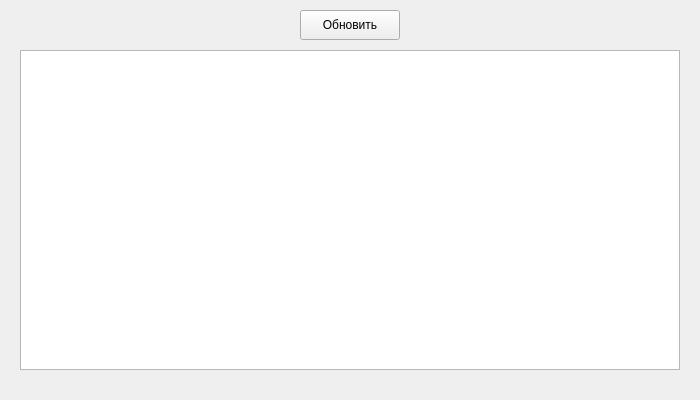
Before: the Qt Designer form main.ui in globus148/qt, drawn with Qt 5.
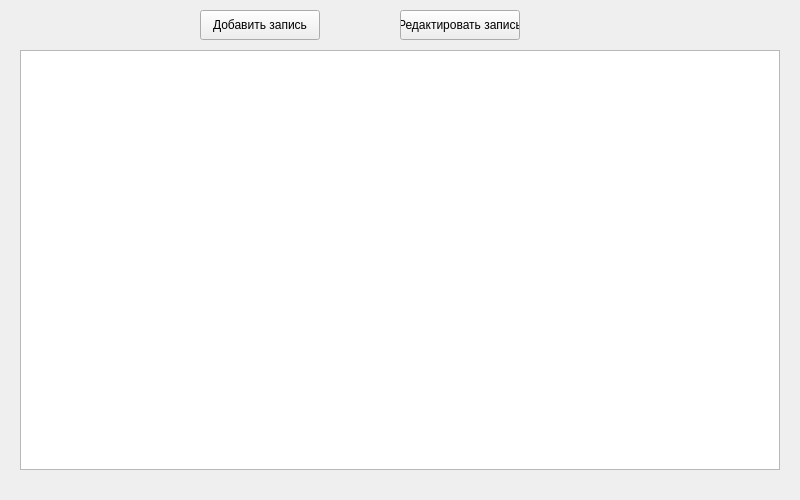
After: the same form once the commit is applied.

What changed in the file:
```diff
--- a/main.ui
+++ b/main.ui
@@ -2,40 +2,19 @@
 <ui version="4.0">
     <class>MainWindow</class>
     <widget class="QMainWindow" name="MainWindow">
-        <property name="geometry">
-            <rect>
-                <x>0</x>
-                <y>0</y>
-                <width>700</width>
-                <height>400</height>
-            </rect>
-        </property>
-        <property name="windowTitle">
-            <string>Информация о кофе</string>
-        </property>
+  <property name="geometry"><rect><x>0</x><y>0</y><width>800</width><height>500</height></rect></property>
+  <property name="windowTitle"><string>Информация о кофе</string></property>
         <widget class="QWidget" name="centralwidget">
-            <widget class="QPushButton" name="pushButton">
-                <property name="geometry">
-                    <rect>
-                        <x>300</x>
-                        <y>10</y>
-                        <width>100</width>
-                        <height>30</height>
-                    </rect>
-                </property>
-                <property name="text">
-                    <string>Обновить</string>
-                </property>
+   <widget class="QPushButton" name="addButton">
+    <property name="geometry"><rect><x>200</x><y>10</y><width>120</width><height>30</height></rect></property>
+    <property name="text"><string>Добавить запись</string></property>
+   </widget>
+   <widget class="QPushButton" name="editButton">
+    <property name="geometry"><rect><x>400</x><y>10</y><width>120</width><height>30</height></rect></property>
+    <property name="text"><string>Редактировать запись</string></property>
             </widget>
             <widget class="QTableWidget" name="tableWidget">
-                <property name="geometry">
-                    <rect>
-                        <x>20</x>
-                        <y>50</y>
-                        <width>660</width>
-                        <height>320</height>
-                    </rect>
-                </property>
+    <property name="geometry"><rect><x>20</x><y>50</y><width>760</width><height>420</height></rect></property>
             </widget>
         </widget>
     </widget>
```
Left out of the diff: 2 changed lines with no effect on the pictures. Lines whose indentation alone changed are shown as unchanged.
